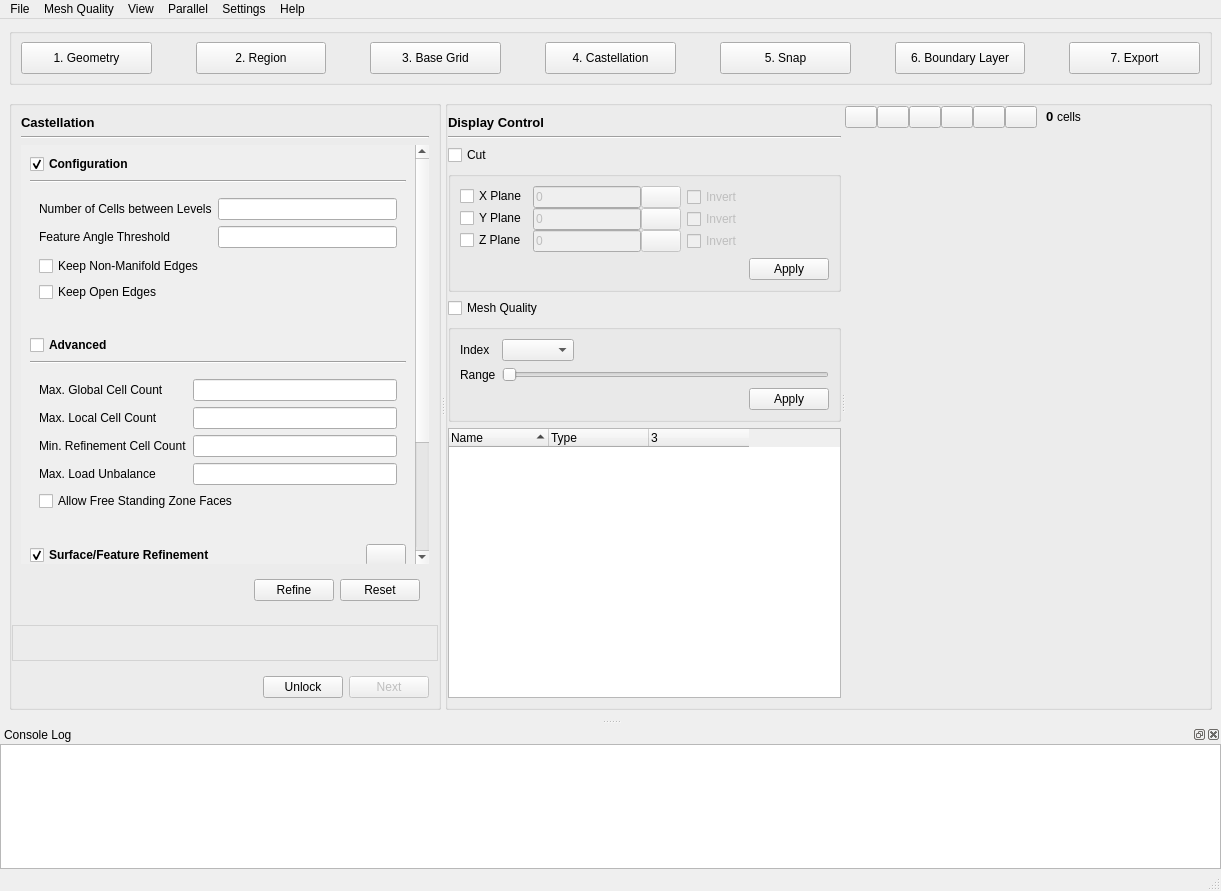
Above: baramMesh/view/main_window/main_window.ui from nextfoam/baram before the change. Below: the same form after it.
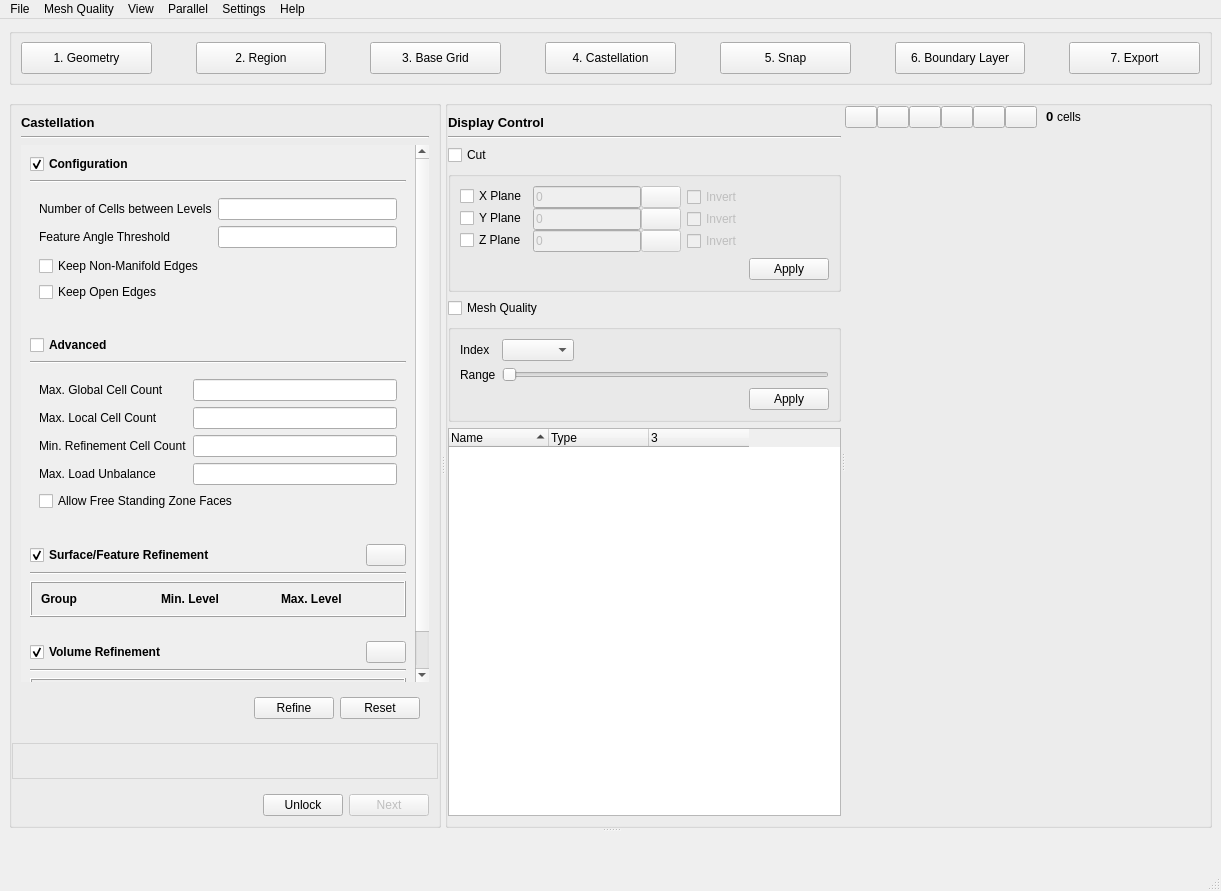
That is the form after the change. Icons and pictures are not drawn. Custom widgets are drawn as their Qt base class.

The edit to the form file:
```diff
--- a/baramMesh/view/main_window/main_window.ui
+++ b/baramMesh/view/main_window/main_window.ui
@@ -16,6 +16,25 @@
   <widget class="QWidget" name="centralwidget">
    <layout class="QVBoxLayout" name="verticalLayout_23">
     <item>
+     <widget class="QSplitter" name="splitter">
+      <property name="orientation">
+       <enum>Qt::Vertical</enum>
+      </property>
+      <widget class="QWidget" name="widget_23" native="true">
+       <layout class="QVBoxLayout" name="verticalLayout_35">
+        <property name="leftMargin">
+         <number>0</number>
+        </property>
+        <property name="topMargin">
+         <number>0</number>
+        </property>
+        <property name="rightMargin">
+         <number>0</number>
+        </property>
+        <property name="bottomMargin">
+         <number>0</number>
+        </property>
+        <item>
      <widget class="QGroupBox" name="navigation">
       <layout class="QHBoxLayout" name="horizontalLayout_2">
        <property name="spacing">
@@ -931,8 +950,8 @@
                    <rect>
                     <x>0</x>
                     <y>0</y>
-                    <width>265</width>
-                    <height>586</height>
+                        <width>401</width>
+                        <height>592</height>
                    </rect>
                   </property>
                   <layout class="QVBoxLayout" name="verticalLayout_8">
@@ -3138,6 +3157,11 @@
     </item>
    </layout>
   </widget>
+      <widget class="QWidget" name="dockContainer" native="true"/>
+     </widget>
+    </item>
+   </layout>
+  </widget>
   <widget class="QMenuBar" name="menubar">
    <property name="geometry">
     <rect>
@@ -3203,40 +3227,6 @@
    <addaction name="menuHelp"/>
   </widget>
   <widget class="QStatusBar" name="statusbar"/>
-  <widget class="QDockWidget" name="consoleView">
-   <property name="windowTitle">
-    <string>Console Log</string>
-   </property>
-   <attribute name="dockWidgetArea">
-    <number>8</number>
-   </attribute>
-   <widget class="QWidget" name="dockWidgetContents">
-    <layout class="QVBoxLayout" name="verticalLayout_17">
-     <property name="leftMargin">
-      <number>0</number>
-     </property>
-     <property name="topMargin">
-      <number>0</number>
-     </property>
-     <property name="rightMargin">
-      <number>0</number>
-     </property>
-     <property name="bottomMargin">
-      <number>0</number>
-     </property>
-     <item>
-      <widget class="QPlainTextEdit" name="console">
-       <property name="undoRedoEnabled">
-        <bool>false</bool>
-       </property>
-       <property name="readOnly">
-        <bool>true</bool>
-       </property>
-      </widget>
-     </item>
-    </layout>
-   </widget>
-  </widget>
   <action name="actionNew">
    <property name="text">
     <string>New</string>
@@ -3304,28 +3294,28 @@
   </action>
  </widget>
  <customwidgets>
-  <customwidget>
-   <class>ListTable</class>
-   <extends>QFrame</extends>
-   <header>widgets.list_table</header>
-   <container>1</container>
-  </customwidget>
   <customwidget>
    <class>FlatPushButton</class>
    <extends>QPushButton</extends>
    <header location="global">widgets.flat_push_button</header>
   </customwidget>
-  <customwidget>
-   <class>EnumComboBox</class>
-   <extends>QComboBox</extends>
-   <header>widgets.enum_combo_box</header>
-  </customwidget>
   <customwidget>
    <class>RenderingWidget</class>
    <extends>QWidget</extends>
    <header>widgets.rendering.rendering_widget</header>
    <container>1</container>
   </customwidget>
+  <customwidget>
+   <class>ListTable</class>
+   <extends>QFrame</extends>
+   <header>widgets.list_table</header>
+   <container>1</container>
+  </customwidget>
+  <customwidget>
+   <class>EnumComboBox</class>
+   <extends>QComboBox</extends>
+   <header>widgets.enum_combo_box</header>
+  </customwidget>
   <customwidget>
    <class>FolderHeader</class>
    <extends>QCheckBox</extends>
```
Left out of the diff: 10 changed lines with no effect on the pictures. Lines whose indentation alone changed are shown as unchanged.
